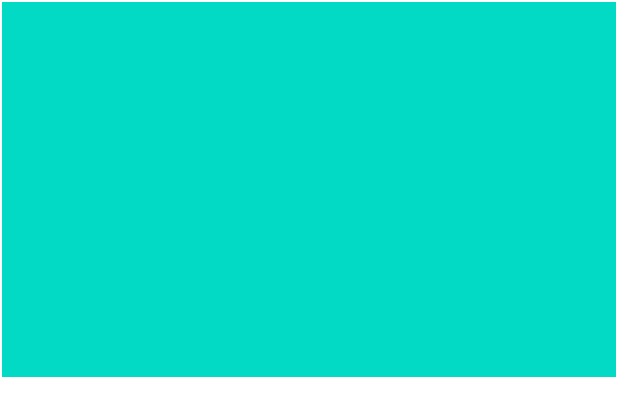
After one commit to ramdhanjr11/MyRecyclerView, an Android app: the layout item_grid_hero.xml on its own in the app's theme, with its tools: preview values and no code run, on a phone screen of 412 x 824 dp. The commit adds this screen. Shown: the top 416 px of the screen. Run offline under Robolectric (Android 15) with nearby library versions, the phone set to English and light mode, and no system bars.

Commit message:
Added GridHeroAdapter.kt and item_grid_hero.xml for implements a grid recyclerview

```diff
--- /dev/null
+++ b/app/src/main/res/layout/item_grid_hero.xml
@@ -0,0 +1,15 @@
+<?xml version="1.0" encoding="utf-8"?>
+<LinearLayout xmlns:android="http://schemas.android.com/apk/res/android"
+    xmlns:tools="http://schemas.android.com/tools"
+    android:orientation="vertical"
+    android:layout_width="match_parent"
+    android:layout_height="wrap_content">
+
+    <ImageView
+        android:id="@+id/img_item_photo"
+        android:layout_width="match_parent"
+        android:layout_height="250dp"
+        android:layout_margin="1dp"
+        android:scaleType="centerCrop"
+        android:src="@color/teal_200" />
+</LinearLayout>
```
Also changed, not shown: app/src/main/java/com/muramsyah/myrecyclerview/GridHeroAdapter.kt (added, +34 -0 lines), app/src/main/java/com/muramsyah/myrecyclerview/MainActivity.kt (+9 -2 lines).
